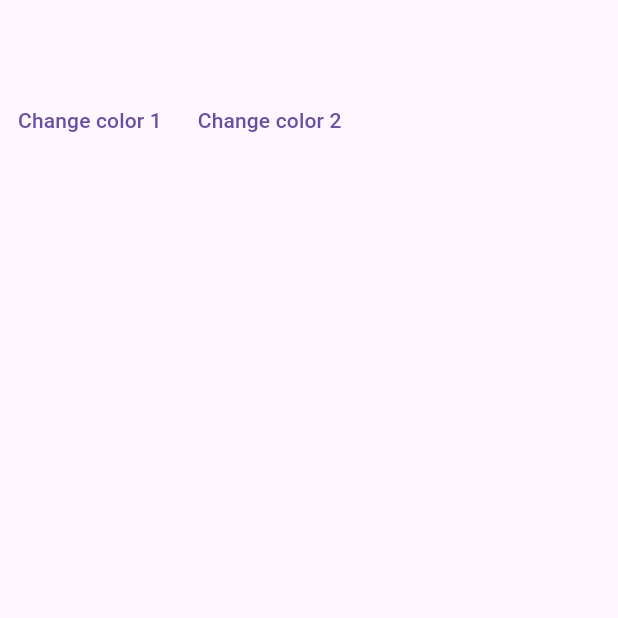
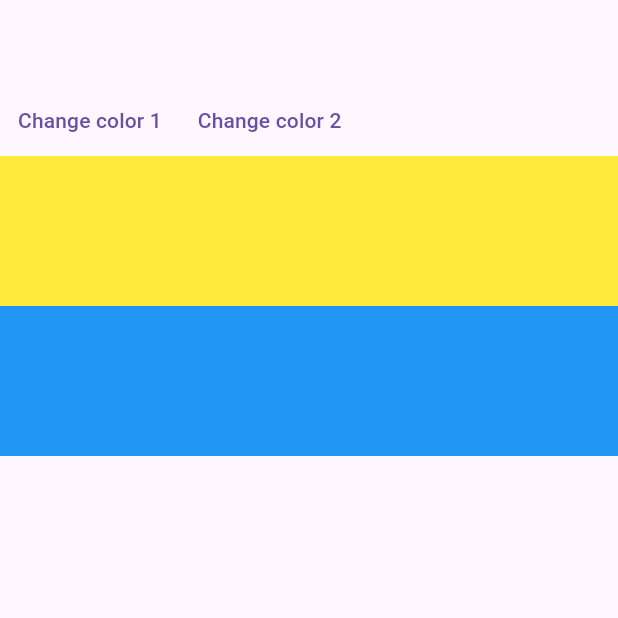
Before and after one commit to CLS11/state_management, a Flutter app: the screen it shows after launch, on a phone screen of 412 x 824 dp, the top half of it. Run offline on Flutter 3.47's test engine with Material 3 defaults, Android fonts, the phone set to English and light mode, and no system bars.

Commit message:
Added a setState to implement a chnages in both the color widgets,

```diff
--- a/lib/testinginheritedmodel/lib/home_page.dart
+++ b/lib/testinginheritedmodel/lib/home_page.dart
@@ -1,5 +1,6 @@
 import 'package:flutter/material.dart';
 import 'package:testinginheritedmodel/available_colors.dart';
+import 'package:testinginheritedmodel/color_widget.dart';
 import 'package:testinginheritedmodel/colors.dart';
 
 class HomePage extends StatefulWidget {
@@ -41,6 +42,12 @@ class _HomePageState extends State<HomePage> {
                 ),
               ],
             ),
+            const ColorWidget(
+              color: AvailableColors.one,
+            ),
+            const ColorWidget(
+              color: AvailableColors.two,
+            ),
           ],
         ),
       ),
```
